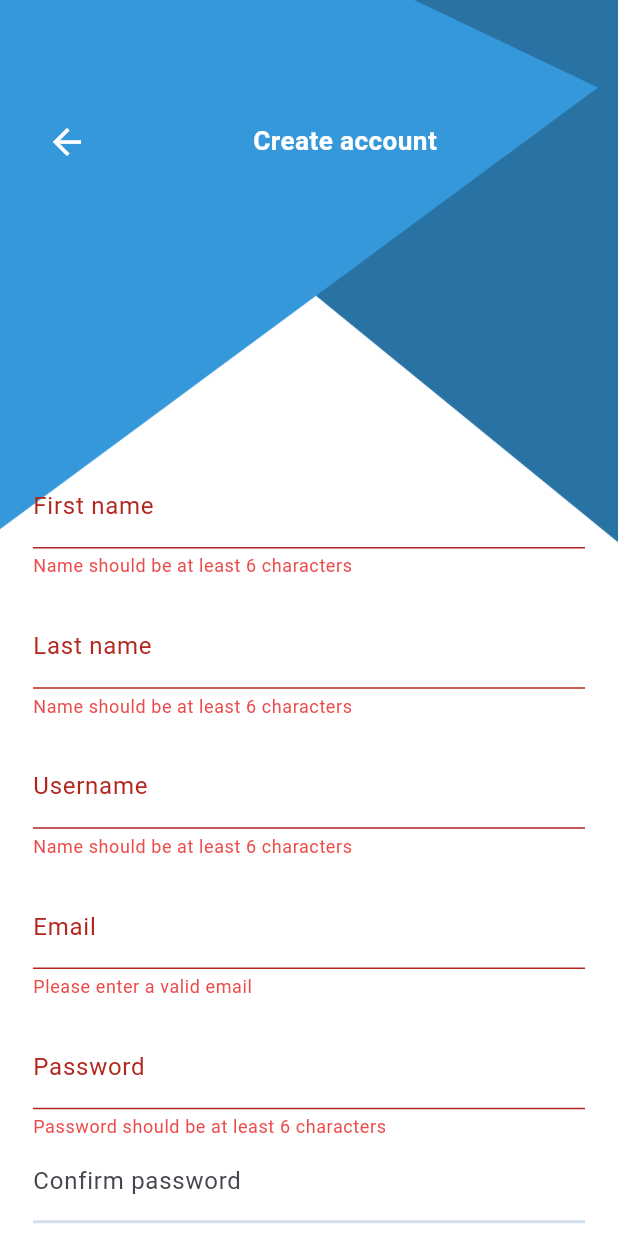
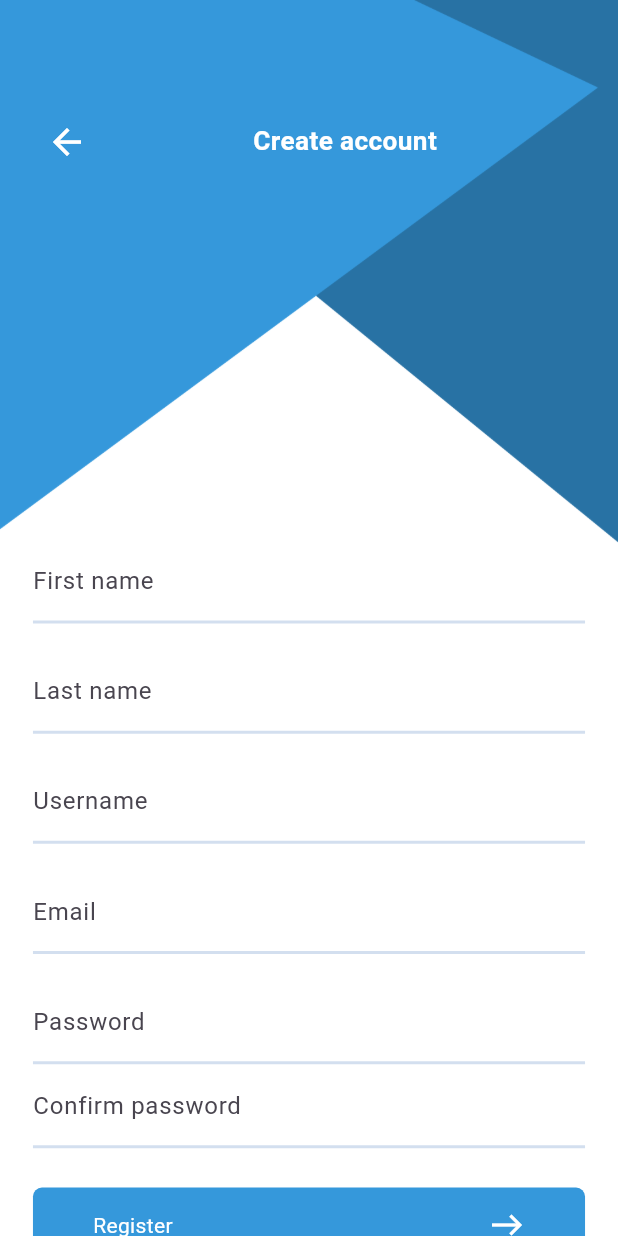
Before and after one commit to MohammedGhazaly/chat_app, a Flutter app: the screen it shows after launch, on a phone screen of 412 x 824 dp. Run offline on Flutter 3.47's test engine with Material 2 defaults, Android fonts, the phone set to English and light mode, and no system bars; our stand-ins replace awesome_dialog, email_validator, firebase_auth, firebase_core, flutter_screenutil, google_fonts; accounts and stored records are empty.

Commit message:
Finished register screen

```diff
--- a/lib/features/auth/navigator/auth_navigator.dart
+++ b/lib/features/auth/navigator/auth_navigator.dart
@@ -1,5 +1,4 @@
 abstract class AuthNavigator {
-  // void showLoading();
-  // void hideLoading();
-  // void showMessage();
+  void showSuccessDialog({required String title, required String desc});
+  void showFailureDialog({required String title, required String desc});
 }
--- a/lib/features/auth/view/register/register_view.dart
+++ b/lib/features/auth/view/register/register_view.dart
@@ -1,6 +1,8 @@
+import 'package:chat_app/features/auth/navigator/auth_navigator.dart';
 import 'package:chat_app/features/auth/view/widgets/custom_auth_button.dart';
 import 'package:chat_app/features/auth/view/widgets/custom_text_field.dart';
 import 'package:chat_app/features/auth/view_model/register_view_model.dart';
+import 'package:chat_app/utils/custom_dialogs.dart';
 import 'package:email_validator/email_validator.dart';
 import 'package:flutter/material.dart';
 import 'package:flutter_screenutil/flutter_screenutil.dart';
@@ -14,7 +16,7 @@ class RegisterView extends StatefulWidget {
   State<RegisterView> createState() => _RegisterViewState();
 }
 
-class _RegisterViewState extends State<RegisterView> {
+class _RegisterViewState extends State<RegisterView> implements AuthNavigator {
   final _formKey = GlobalKey<FormState>();
   bool isValidFirstName = false;
   bool isValidLastName = false;
@@ -31,6 +33,14 @@ class _RegisterViewState extends State<RegisterView> {
   var password = "";
   var confirmPassword = "";
   RegisterViewModel registerViewModel = RegisterViewModel();
+
+  @override
+  void initState() {
+    // TODO: implement initState
+    super.initState();
+    registerViewModel.navigator = this;
+  }
+
   @override
   Widget build(BuildContext context) {
     return ChangeNotifierProvider<RegisterViewModel>(
@@ -86,7 +96,7 @@ class _RegisterViewState extends State<RegisterView> {
                 child: Align(
                   alignment: Alignment.center,
                   child: Form(
-                    autovalidateMode: AutovalidateMode.always,
+                    autovalidateMode: AutovalidateMode.onUserInteraction,
                     key: _formKey,
                     child: Column(
                       crossAxisAlignment: CrossAxisAlignment.start,
@@ -245,9 +255,23 @@ class _RegisterViewState extends State<RegisterView> {
                         SizedBox(
                           height: 30.h,
                         ),
-                        CustomAuthButton(
-                          buttonText: "Register",
-                          onTapFunction: () {},
+                        Consumer<RegisterViewModel>(
+                          builder: (context, viewModel, child) {
+                            return CustomAuthButton(
+                              isLoading: viewModel.isRegistering,
+                              buttonText: viewModel.isRegistering
+                                  ? "Creating account..."
+                                  : "Register",
+                              onTapFunction: viewModel.isRegistering
+                                  ? null
+                                  : () {
+                                      if (_formKey.currentState!.validate()) {
+                                        registerViewModel.firebaseRegister(
+                                            email: email, password: password);
+                                      }
+                                    },
+                            );
+                          },
                         ),
                         SizedBox(
                           height: 16.h,
@@ -280,4 +304,14 @@ class _RegisterViewState extends State<RegisterView> {
       ),
     );
   }
+
+  @override
+  void showFailureDialog({required String title, required String desc}) {
+    CustomDialogs.showFailureDialog(context: context, title: title, desc: desc);
+  }
+
+  @override
+  void showSuccessDialog({required String title, required String desc}) {
+    CustomDialogs.showSuccessDialog(context: context, title: title, desc: desc);
+  }
 }
--- a/lib/features/auth/view/widgets/custom_auth_button.dart
+++ b/lib/features/auth/view/widgets/custom_auth_button.dart
@@ -1,10 +1,15 @@
 import 'package:flutter/material.dart';
+import 'package:flutter_screenutil/flutter_screenutil.dart';
 
 class CustomAuthButton extends StatelessWidget {
   final Function()? onTapFunction;
   final String buttonText;
+  final bool isLoading;
   const CustomAuthButton(
-      {super.key, this.onTapFunction, required this.buttonText});
+      {super.key,
+      this.onTapFunction,
+      required this.buttonText,
+      required this.isLoading});
 
   @override
   Widget build(BuildContext context) {
@@ -27,19 +32,18 @@ class CustomAuthButton extends StatelessWidget {
               buttonText,
               style: const TextStyle(color: Colors.white),
             ),
-
-            const Icon(
-              Icons.east,
-              color: Colors.white,
-            )
-            // isRegistering == true
-            //     ? const CircularProgressIndicator(
-            //         color: Colors.white,
-            //       )
-            //     : const Icon(
-            //         Icons.east,
-            //         color: Colors.white,
-            //       )
+            isLoading == true
+                ? SizedBox(
+                    height: 32.sp,
+                    width: 32.sp,
+                    child: const CircularProgressIndicator(
+                      color: Colors.white,
+                    ),
+                  )
+                : const Icon(
+                    Icons.east,
+                    color: Colors.white,
+                  )
           ],
         ),
       ),
--- a/lib/features/auth/view_model/register_view_model.dart
+++ b/lib/features/auth/view_model/register_view_model.dart
@@ -1,7 +1,9 @@
+import 'package:chat_app/features/auth/navigator/auth_navigator.dart';
 import 'package:firebase_auth/firebase_auth.dart';
 import 'package:flutter/material.dart';
 
 class RegisterViewModel extends ChangeNotifier {
+  late AuthNavigator navigator;
   bool isRegistering = false;
   Future<void> firebaseRegister(
       {required String email, required String password}) async {
@@ -10,11 +12,15 @@ class RegisterViewModel extends ChangeNotifier {
       notifyListeners();
       final result = await FirebaseAuth.instance
           .createUserWithEmailAndPassword(email: email, password: password);
+      navigator.showSuccessDialog(
+          title: "Account created", desc: "Please verify email before login.");
       // Show success
     } on FirebaseAuthException catch (e) {
       if (e.code == "weak-password") {
+        navigator.showFailureDialog(title: "Error", desc: "Password is weak");
         // Show error
       } else if (e.code == "email-already-in-use") {
+        navigator.showFailureDialog(title: "Error", desc: "Email already used");
         // Show error
       }
     } catch (e) {}
--- /dev/null
+++ b/lib/utils/custom_dialogs.dart
@@ -0,0 +1,32 @@
+import 'package:awesome_dialog/awesome_dialog.dart';
+import 'package:flutter/material.dart';
+
+class CustomDialogs {
+  static void showSuccessDialog({
+    required BuildContext context,
+    required String title,
+    required String desc,
+  }) {
+    AwesomeDialog(
+      context: context,
+      dialogType: DialogType.success,
+      animType: AnimType.scale,
+      title: title,
+      desc: desc,
+    ).show();
+  }
+
+  static void showFailureDialog({
+    required BuildContext context,
+    required String title,
+    required String desc,
+  }) {
+    AwesomeDialog(
+      context: context,
+      dialogType: DialogType.error,
+      animType: AnimType.scale,
+      title: title,
+      desc: desc,
+    ).show();
+  }
+}
```
